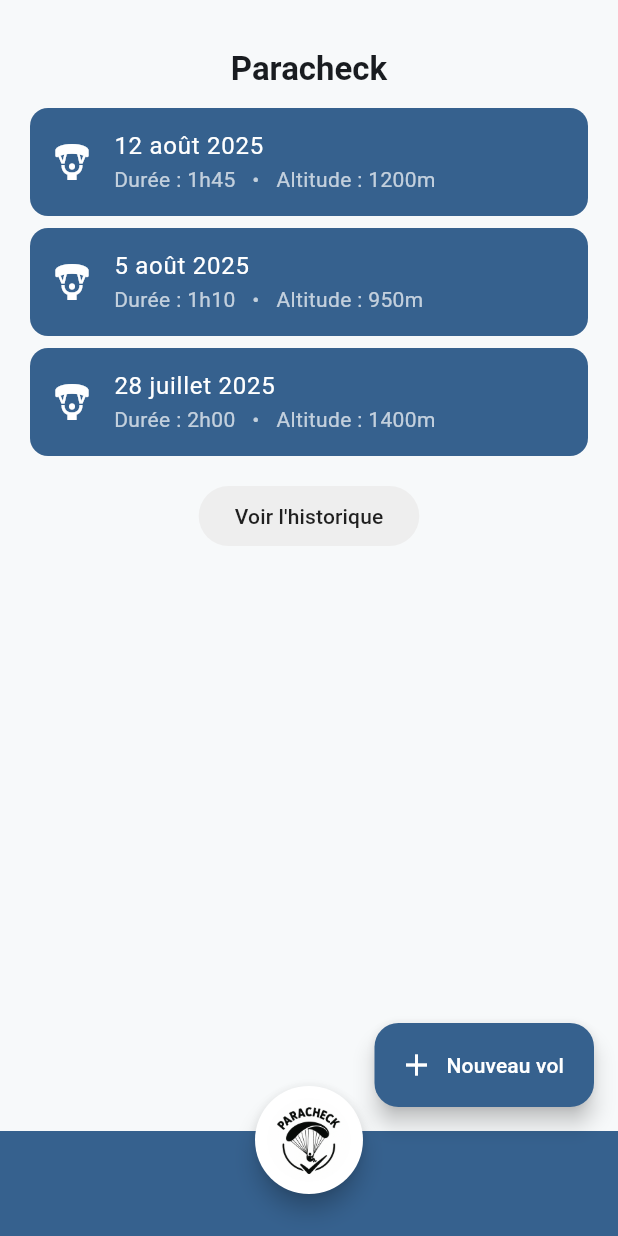
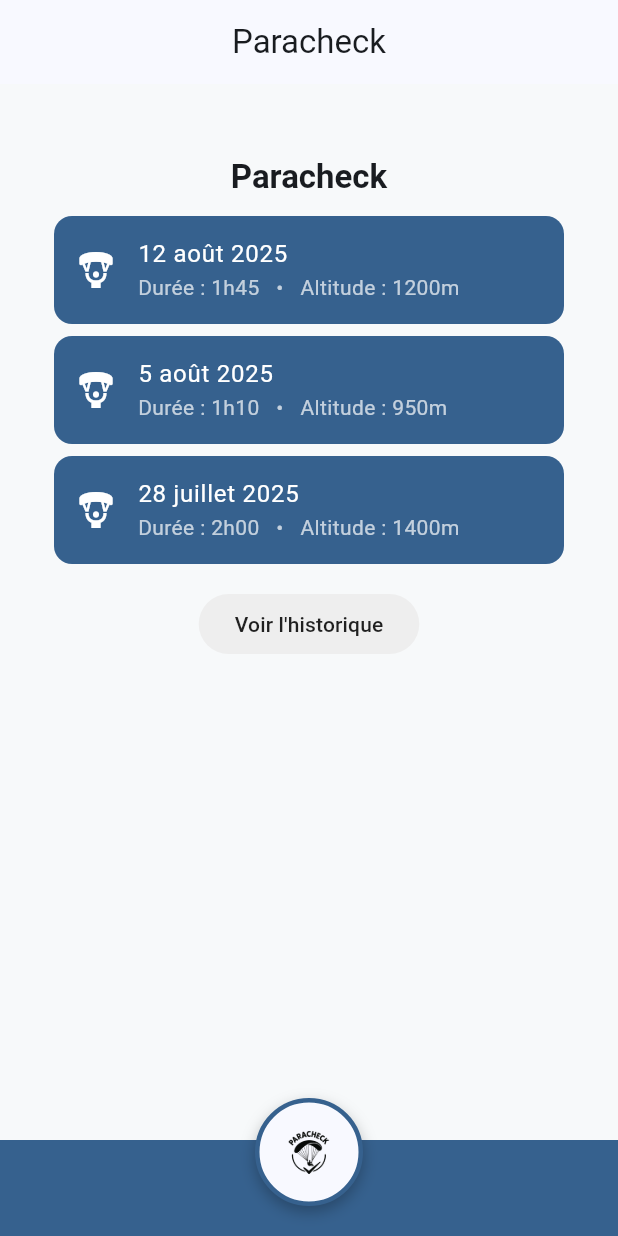
Before and after one commit to Diego-PB/ParaCheck, a Flutter app: the screen it shows after launch, on a phone screen of 412 x 824 dp. Run offline on Flutter 3.47's test engine with Material 3 defaults, Android fonts, the phone set to English and light mode, and no system bars.

Commit message:
BubbleNavBar + Adapt AppScaffold + Adapt HomePage

```diff
--- a/app/paracheck/lib/pages/home_page.dart
+++ b/app/paracheck/lib/pages/home_page.dart
@@ -1,19 +1,15 @@
 import 'package:flutter/material.dart';
-import '../widgets/logo_widget.dart';
-import '../models/flights.dart'; // <-- Import du modèle de vols
+import 'package:paracheck/widgets/app_scaffold.dart';
+import '../models/flights.dart';
 
 class HomePage extends StatelessWidget {
   const HomePage({Key? key}) : super(key: key);
 
   @override
   Widget build(BuildContext context) {
-    return Scaffold(
-      floatingActionButton: FloatingActionButton.extended(
-        onPressed: () {}, // Ne fait rien pour l'instant
-        icon: const Icon(Icons.add, color: Colors.white),
-        label: const Text('Nouveau vol', style: TextStyle(color: Colors.white)),
-        backgroundColor: Theme.of(context).colorScheme.primary,
-      ),
+    return AppScaffold(
+      title: 'Paracheck',
+      fab: null,
       body: Column(
         children: [
           Padding(
@@ -26,10 +22,9 @@ class HomePage extends StatelessWidget {
             child: Center(
               child: Text(
                 'Paracheck',
-                style: Theme.of(context)
-                    .textTheme
-                    .titleLarge
-                    ?.copyWith(fontWeight: FontWeight.bold),
+                style: Theme.of(
+                  context,
+                ).textTheme.titleLarge?.copyWith(fontWeight: FontWeight.bold),
               ),
             ),
           ),
@@ -37,11 +32,14 @@ class HomePage extends StatelessWidget {
             child: ListView(
               padding: const EdgeInsets.symmetric(horizontal: 16),
               children: [
-                // Utilisation des données de sampleFlights
-                ...sampleFlights.map((flight) => Card(
+                ...sampleFlights.map(
+                  (flight) => Card(
                     color: Theme.of(context).colorScheme.primary,
                     child: ListTile(
-                    leading: const Icon(Icons.paragliding, color: Colors.white),
+                      leading: const Icon(
+                        Icons.paragliding,
+                        color: Colors.white,
+                      ),
                       title: Text(
                         flight.date,
                         style: const TextStyle(color: Colors.white),
@@ -51,7 +49,8 @@ class HomePage extends StatelessWidget {
                         style: const TextStyle(color: Colors.white70),
                       ),
                     ),
-                )),
+                  ),
+                ),
                 const SizedBox(height: 12),
                 Center(
                   child: OutlinedButton(
@@ -62,7 +61,10 @@ class HomePage extends StatelessWidget {
                         borderRadius: BorderRadius.circular(20),
                       ),
                       side: BorderSide.none,
-                      padding: const EdgeInsets.symmetric(horizontal: 24, vertical: 10),
+                      padding: const EdgeInsets.symmetric(
+                        horizontal: 24,
+                        vertical: 10,
+                      ),
                     ),
                     onPressed: () {
                       // Action à définir plus tard
@@ -76,44 +78,6 @@ class HomePage extends StatelessWidget {
           ),
         ],
       ),
-      bottomNavigationBar: SizedBox(
-        height: 70,
-        child: Stack(
-          clipBehavior: Clip.none,
-          children: [
-            Container(height: 70, color: Theme.of(context).colorScheme.primary),
-            Positioned(
-              top: -30,
-              left: 0,
-              right: 0,
-              child: Center(
-                child: Material(
-                  shape: const CircleBorder(),
-                  elevation: 6,
-                  color: Colors.white,
-                  child: InkWell(
-                    borderRadius: BorderRadius.circular(40),
-                    onTap: () {},
-                    child: Padding(
-                      padding: const EdgeInsets.all(8.0),
-                      child: SizedBox(
-                        width: 56,
-                        height: 56,
-                        child: ClipOval(
-                          child: Image.asset(
-                            'lib/assets/Paracheck_logo.png',
-                            fit: BoxFit.cover,
-                          ),
-                        ),
-                      ),
-                    ),
-                  ),
-                ),
-              ),
-            ),
-          ],
-        ),
-      ),
     );
   }
 }
--- a/app/paracheck/lib/widgets/app_scaffold.dart
+++ b/app/paracheck/lib/widgets/app_scaffold.dart
@@ -1,25 +1,112 @@
 import 'package:flutter/material.dart';
+import 'package:paracheck/widgets/BottomBubbleNav.dart';
 
-class AppScaffold extends StatelessWidget {
+class AppScaffold extends StatefulWidget {
   final String title;
-  final List<Widget>? actions;
   final Widget body;
   final Widget? fab;
+  final String logoPath;
 
   const AppScaffold({
     super.key,
     required this.title,
     required this.body,
-    this.actions,
     this.fab,
+    this.logoPath = 'lib/assets/Paracheck_logo.png',
   });
+
+  @override
+  State<AppScaffold> createState() => _AppScaffoldState();
+}
+
+class _AppScaffoldState extends State<AppScaffold> {
+  bool _open = false;
+
+  List<NavAction> _fixedActions(BuildContext context) => [
+    NavAction(label: 'Accueil', icon: Icons.home, onTap: () {}),
+    NavAction(label: 'Vols', icon: Icons.flight, onTap: () {}),
+    NavAction(label: 'Checklist', icon: Icons.checklist, onTap: () {}),
+    NavAction(label: 'Statistiques', icon: Icons.query_stats, onTap: () {}),
+    NavAction(label: 'Paramètres', icon: Icons.settings, onTap: () {}),
+  ];
 
   @override
   Widget build(BuildContext context) {
     return Scaffold(
-      appBar: AppBar(title: Text(title), actions: actions),
-      body: SafeArea(child: Padding(padding: const EdgeInsets.all(16.0), child: body)),
-      floatingActionButton: fab,
+      extendBody: true, // Permet à l'overlay de passer sous la bottom bar
+      appBar: AppBar(title: Text(widget.title)),
+      body: Stack(
+        children: [
+          // Contenu
+          SafeArea(
+            child: Padding(
+              padding: const EdgeInsets.all(16.0),
+              child: widget.body,
+            ),
+          ),
+
+          // Overlay bulles (au-dessus du contenu, collé en bas)
+          // On le rend cliquable uniquement quand _open = true
+          IgnorePointer(
+            ignoring: !_open,
+            child: AnimatedOpacity(
+              duration: const Duration(milliseconds: 180),
+              opacity: _open ? 1 : 0,
+              child: Align(
+                alignment: Alignment.bottomCenter,
+                child: BubbleDock(
+                  isOpen: _open,
+                  logoPath: widget.logoPath,
+                  onLogoTap: () => setState(() => _open = !_open),
+                  actions: _fixedActions(context),
+                ),
+              ),
+            ),
+          ),
+        ],
+      ),
+
+      floatingActionButton: widget.fab,
+
+      // BOTTOM BAR = bandeau + logo (toggle)
+      bottomNavigationBar: Stack(
+        alignment: Alignment.topCenter,
+        clipBehavior: Clip.none,
+        children: [
+          Container(height: 64, color: Theme.of(context).colorScheme.primary),
+          Positioned(
+            top: -28,
+            child: GestureDetector(
+              onTap: () => setState(() => _open = !_open),
+              child: Container(
+                width: 72,
+                height: 72,
+                decoration: BoxDecoration(
+                  color: Theme.of(context).colorScheme.surface,
+                  shape: BoxShape.circle,
+                  border: Border.all(
+                    color: Theme.of(context).colorScheme.primary,
+                    width: 3,
+                  ),
+                  boxShadow: const [
+                    BoxShadow(
+                      color: Colors.black26,
+                      blurRadius: 8,
+                      offset: Offset(0, 4),
+                    ),
+                  ],
+                ),
+                child: Padding(
+                  padding: const EdgeInsets.all(6),
+                  child: ClipOval(
+                    child: Image.asset(widget.logoPath, fit: BoxFit.contain),
+                  ),
+                ),
+              ),
+            ),
+          ),
+        ],
+      ),
     );
   }
 }
```
Also changed, not shown: app/paracheck/lib/pages/uikitdemopage.dart (+7 -3 lines), app/paracheck/lib/widgets/BottomBubbleNav.dart (added, +178 -0 lines), app/paracheck/lib/assets/Paracheck_logo.png, app/paracheck/pubspec.lock. Lines whose indentation alone changed are shown as unchanged.
